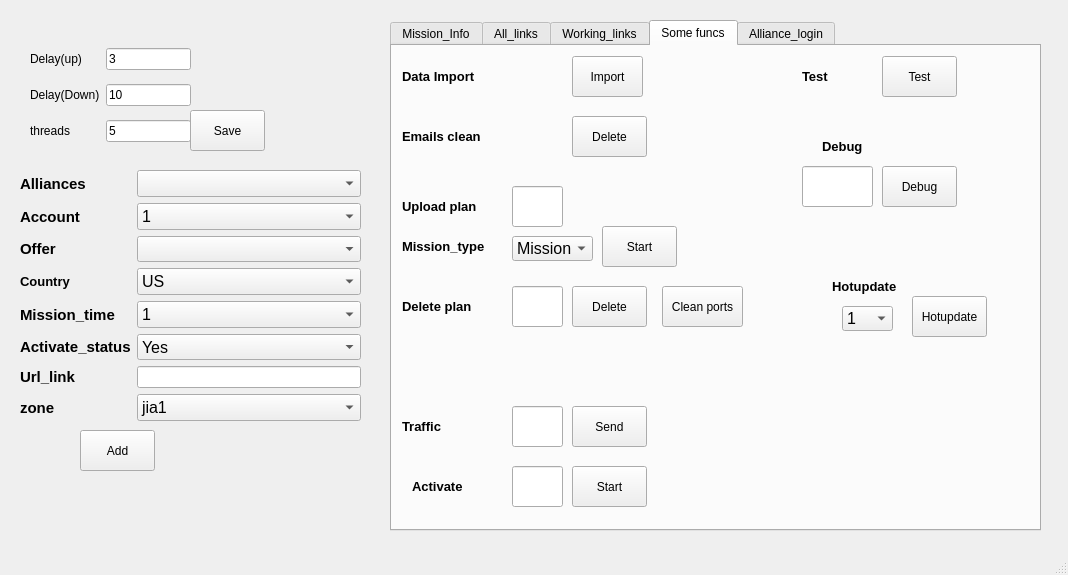
Above: ui/test.ui from FuckBrains/src before the change. Below: the same form after it.
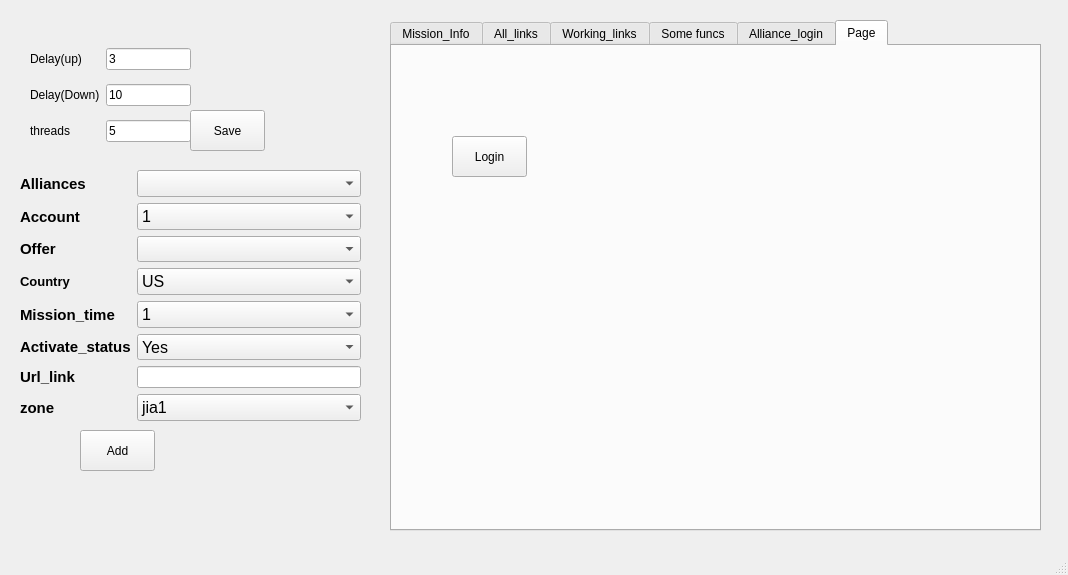
That is the form after the change.

The edit to the form file:
```diff
--- a/ui/test.ui
+++ b/ui/test.ui
@@ -97,7 +97,7 @@
      </rect>
     </property>
     <property name="currentIndex">
-     <number>3</number>
+     <number>5</number>
     </property>
     <widget class="QWidget" name="widget">
      <attribute name="title">
@@ -935,6 +935,24 @@
       </layout>
      </widget>
     </widget>
+    <widget class="QWidget" name="tab_5">
+     <attribute name="title">
+      <string>Page</string>
+     </attribute>
+     <widget class="QPushButton" name="pushButton20">
+      <property name="geometry">
+       <rect>
+        <x>60</x>
+        <y>90</y>
+        <width>75</width>
+        <height>41</height>
+       </rect>
+      </property>
+      <property name="text">
+       <string>Login</string>
+      </property>
+     </widget>
+    </widget>
    </widget>
    <widget class="QPushButton" name="pushButton5">
     <property name="geometry">
```
Left out of the diff: 2 changed lines with no effect on the pictures.
